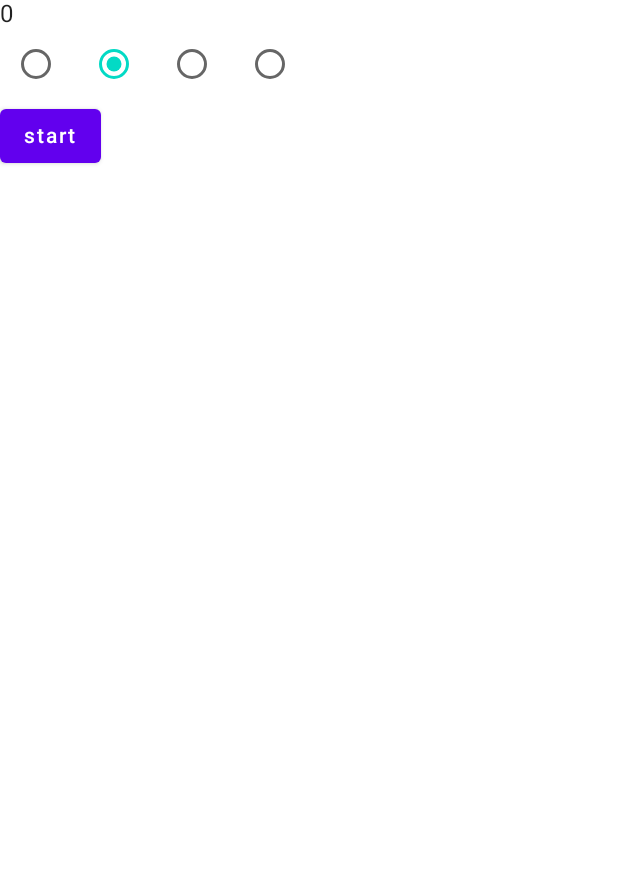
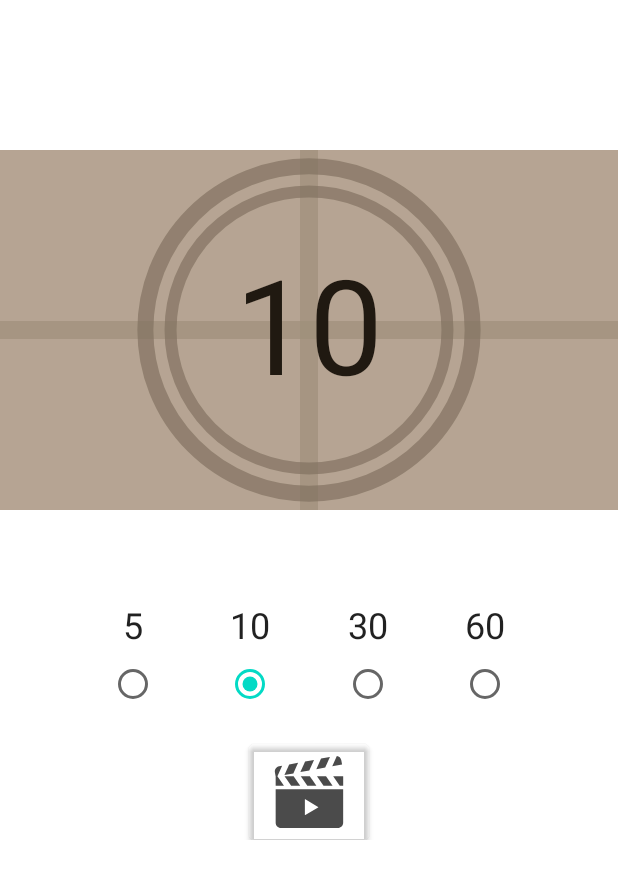
Before and after one commit to iiinaiii/dev-challenge-jetpack-compose, an Android app built with Jetpack Compose: the screen it shows after launch (MainActivity), on a phone screen of 412 x 824 dp. Shown: the top 879 px of the screen. Run offline under Robolectric (Android 15) with nearby library versions, the phone set to English and light mode, and no system bars.

Commit message:
Implements timer ui.

```diff
--- a/app/src/main/java/com/example/androiddevchallenge/MainActivity.kt
+++ b/app/src/main/java/com/example/androiddevchallenge/MainActivity.kt
@@ -31,10 +31,12 @@ class MainActivity : AppCompatActivity() {
         setContent {
             MyTheme {
                 TimerScreen(
-                    selectedTime = timerViewModel.selected,
-                    timerCount = timerViewModel.currentTime,
-                    onStartTimer = timerViewModel::startTimer,
-                    onTimeSelected = timerViewModel::onSelectTime
+                    selectedTime = timerViewModel.selectedTimeSetting,
+                    timerCount = timerViewModel.currentTimeMillis,
+                    timerCountSeconds = timerViewModel.currentTimeSeconds,
+                    onStartTimer = timerViewModel::toggleTimer,
+                    onTimeSelected = timerViewModel::onSelectTime,
+                    isStared = timerViewModel.isStarted
                 )
             }
         }
@@ -46,9 +48,13 @@ class MainActivity : AppCompatActivity() {
 @Composable
 fun LightPreview() {
     MyTheme {
-        TimerScreen(selectedTime = TimeSetting.TIME_30,
-            timerCount = 10,
+        TimerScreen(
+            selectedTime = TimeSetting.TIME_30,
+            timerCount = 1000,
+            timerCountSeconds = 1,
             onStartTimer = {},
-            onTimeSelected = {})
+            onTimeSelected = {},
+            isStared = false
+        )
     }
 }
--- a/app/src/main/java/com/example/androiddevchallenge/TimerScreen.kt
+++ b/app/src/main/java/com/example/androiddevchallenge/TimerScreen.kt
@@ -1,34 +1,50 @@
 package com.example.androiddevchallenge
 
-import android.util.Log
-import androidx.compose.foundation.layout.Column
-import androidx.compose.foundation.layout.Row
-import androidx.compose.foundation.layout.Spacer
-import androidx.compose.foundation.layout.size
+import androidx.compose.foundation.Canvas
+import androidx.compose.foundation.Image
+import androidx.compose.foundation.background
+import androidx.compose.foundation.layout.*
 import androidx.compose.material.Button
+import androidx.compose.material.ButtonDefaults
 import androidx.compose.material.RadioButton
 import androidx.compose.material.Text
 import androidx.compose.runtime.Composable
+import androidx.compose.ui.Alignment
 import androidx.compose.ui.Modifier
+import androidx.compose.ui.draw.clipToBounds
+import androidx.compose.ui.geometry.Offset
+import androidx.compose.ui.geometry.Size
+import androidx.compose.ui.graphics.Color
+import androidx.compose.ui.graphics.drawscope.Fill
+import androidx.compose.ui.graphics.drawscope.Stroke
+import androidx.compose.ui.res.painterResource
+import androidx.compose.ui.text.font.FontFamily
+import androidx.compose.ui.tooling.preview.Preview
 import androidx.compose.ui.unit.dp
+import androidx.compose.ui.unit.sp
+import com.example.androiddevchallenge.ui.theme.*
 
 
 @Composable
 fun TimerScreen(
     selectedTime: TimeSetting,
     timerCount: Long,
+    timerCountSeconds: Int,
     onTimeSelected: (TimeSetting) -> Unit,
-    onStartTimer: (TimeSetting) -> Unit
+    onStartTimer: (TimeSetting) -> Unit,
+    isStared: Boolean
 ) {
-    Log.d("aaa", "TimerScreen Build :selected=${selectedTime}")
-    Log.d("aaa", "TimerScreen Build :count=${timerCount}")
-    Column {
-        TimerLayout(timerCount)
+    Column(horizontalAlignment = Alignment.CenterHorizontally) {
+        Spacer(modifier = Modifier.height(100.dp))
+        TimerLayout(timerCount, timerCountSeconds)
+        Spacer(modifier = Modifier.height(64.dp))
         SettingsLayout(
             selectedTime = selectedTime,
             onTimeSelected = onTimeSelected
         )
+        Spacer(modifier = Modifier.height(16.dp))
         StartButton(
+            isStared = isStared,
             selectedTime = selectedTime,
             onStartTimer = onStartTimer
         )
@@ -37,9 +53,71 @@ fun TimerScreen(
 
 @Composable
 fun TimerLayout(
-    timerCount: Long
+    timerCountMillis: Long,
+    timerCountSeconds: Int
 ) {
-    Text(text = timerCount.toString())
+    val ratio: Float = timerCountMillis % 1000 / 1000f
+    val sweepAngle = 360 * (1 - ratio)
+
+    Box(
+        modifier = Modifier
+            .fillMaxWidth()
+            .background(colorTimerBackground)
+    ) {
+        //Background
+        Canvas(
+            modifier = Modifier
+                .clipToBounds()
+                .fillMaxWidth()
+                .height(240.dp)
+                .align(Alignment.Center)
+        ) {
+            drawLine(
+                color = colorTimerBackgroundLine,
+                start = Offset(size.width / 2f, 0f),
+                end = Offset(size.width / 2f, size.height),
+                strokeWidth = 18f
+            )
+            drawLine(
+                color = colorTimerBackgroundLine,
+                start = Offset(0f, size.height / 2f),
+                end = Offset(size.width, size.height / 2f),
+                strokeWidth = 18f
+            )
+            // Outer circle
+            drawCircle(
+                color = colorTimerBackgroundCircle,
+                style = Stroke(width = 16f),
+                radius = size.minDimension / 2.2f
+            )
+            // Inner circle
+            drawCircle(
+                color = colorTimerBackgroundCircle,
+                style = Stroke(width = 12f),
+                radius = size.minDimension / 2.6f
+            )
+            // Overlay
+            drawArc(
+                color = colorTimerBackgroundOverlay,
+                style = Fill,
+                startAngle = -90f,
+                sweepAngle = sweepAngle,
+                useCenter = true,
+                size = Size(width = 1400f, height = 1400f),
+                topLeft = Offset(-160f, -370f)
+            )
+
+        }
+        // Countdown number
+        Text(
+            text = timerCountSeconds.toString(),
+            color = colorTimerNumber,
+            fontSize = 88.sp,
+            fontFamily = FontFamily.SansSerif,
+            modifier = Modifier
+                .align(Alignment.Center)
+        )
+    }
 }
 
 @Composable
@@ -47,25 +125,85 @@ fun SettingsLayout(
     selectedTime: TimeSetting,
     onTimeSelected: (TimeSetting) -> Unit
 ) {
-    Row {
-        RadioButton(selected = selectedTime == TimeSetting.TIME_5, onClick = { onTimeSelected(TimeSetting.TIME_5) })
+
+    Row(
+        modifier = Modifier
+            .fillMaxWidth(),
+        horizontalArrangement = Arrangement.SpaceEvenly
+    ) {
         Spacer(modifier = Modifier.size(4.dp))
-        RadioButton(selected = selectedTime == TimeSetting.TIME_10, onClick = { onTimeSelected(TimeSetting.TIME_10) })
+        TextRadioButton(
+            text = "5",
+            selected = selectedTime == TimeSetting.TIME_5,
+            onClick = { onTimeSelected(TimeSetting.TIME_5) }
+        )
+        TextRadioButton(
+            text = "10",
+            selected = selectedTime == TimeSetting.TIME_10,
+            onClick = { onTimeSelected(TimeSetting.TIME_10) }
+        )
+        TextRadioButton(
+            text = "30",
+            selected = selectedTime == TimeSetting.TIME_30,
+            onClick = { onTimeSelected(TimeSetting.TIME_30) }
+        )
+        TextRadioButton(
+            text = "60",
+            selected = selectedTime == TimeSetting.TIME_60,
+            onClick = { onTimeSelected(TimeSetting.TIME_60) }
+        )
         Spacer(modifier = Modifier.size(4.dp))
-        RadioButton(selected = selectedTime == TimeSetting.TIME_30, onClick = { onTimeSelected(TimeSetting.TIME_30) })
-        Spacer(modifier = Modifier.size(4.dp))
-        RadioButton(selected = selectedTime == TimeSetting.TIME_60, onClick = { onTimeSelected(TimeSetting.TIME_60) })
-        Spacer(modifier = Modifier.size(4.dp))
+    }
+}
+
+@Composable
+fun TextRadioButton(
+    text: String,
+    selected: Boolean,
+    onClick: () -> Unit,
+) {
+    Column(horizontalAlignment = Alignment.CenterHorizontally) {
+        Text(
+            text = text,
+            fontSize = 24.sp
+        )
+        RadioButton(
+            selected = selected,
+            onClick = onClick
+        )
     }
 }
 
 
 @Composable
 fun StartButton(
+    isStared: Boolean,
     selectedTime: TimeSetting,
     onStartTimer: (TimeSetting) -> Unit
 ) {
-    Button(onClick = { onStartTimer(selectedTime) }) {
-        Text(text = "start")
+    val imageResource = if (isStared) {
+        painterResource(id = R.drawable.ic_pause)
+    } else {
+        painterResource(id = R.drawable.ic_play)
+    }
+
+    Button(
+        onClick = { onStartTimer(selectedTime) },
+        colors = ButtonDefaults.buttonColors(backgroundColor = Color.Transparent),
+    ) {
+        Image(painter = imageResource, contentDescription = null)
     }
 }
+
+@Preview("TimerScreen", widthDp = 360, heightDp = 640)
+@Composable
+fun TimerScreenPreview() {
+    TimerScreen(
+        selectedTime = TimeSetting.TIME_30,
+        timerCount = 1000,
+        timerCountSeconds = 1,
+        onStartTimer = {},
+        onTimeSelected = {},
+        isStared = false
+    )
+}
--- a/app/src/main/java/com/example/androiddevchallenge/TimerViewModel.kt
+++ b/app/src/main/java/com/example/androiddevchallenge/TimerViewModel.kt
@@ -1,40 +1,65 @@
 package com.example.androiddevchallenge
 
 import android.os.CountDownTimer
-import android.util.Log
 import androidx.compose.runtime.getValue
 import androidx.compose.runtime.mutableStateOf
 import androidx.compose.runtime.setValue
 import androidx.lifecycle.ViewModel
 
 class TimerViewModel : ViewModel() {
-    var currentTime by mutableStateOf(0L)
-    var selected by mutableStateOf(TimeSetting.TIME_10)
+    enum class State {
+        BEFORE_START,
+        PAUSE,
+        STARTED
+    }
+
+    var currentState by mutableStateOf(State.BEFORE_START)
+    val isStarted: Boolean
+        get() = currentState == State.STARTED
+    var currentTimeMillis: Long by mutableStateOf(TimeSetting.TIME_10.time.toMillis())
+    val currentTimeSeconds: Int
+        get() = (currentTimeMillis / 1000).toInt()
+    var selectedTimeSetting by mutableStateOf(TimeSetting.TIME_10)
 
     private var timer: CountDownTimer? = null
 
-    fun startTimer(setting: TimeSetting) {
-        Log.d("aaa", "startTimer ")
-        timer = object : CountDownTimer(setting.time.toMillis(), 1000L) {
+    fun toggleTimer(setting: TimeSetting) {
+        if (isStarted) {
+            stopTimer()
+        } else {
+            startTimer(setting)
+        }
+    }
+
+    private fun startTimer(setting: TimeSetting) {
+        val startTime = when (currentState) {
+            State.BEFORE_START -> setting.time.toMillis()
+            State.PAUSE, State.STARTED -> currentTimeMillis
+        }
+
+        timer = object : CountDownTimer(startTime, 30L) {
             override fun onTick(millisUntilFinished: Long) {
-                Log.d("aaa", "onTick :$millisUntilFinished")
-                currentTime = millisUntilFinished
+                currentTimeMillis = millisUntilFinished
             }
 
             override fun onFinish() {
-                Log.d("aaa", "onFinish!!!!! ")
+                currentState = State.BEFORE_START
+                currentTimeMillis = 0
             }
 
         }
         timer?.start()
+        currentState = State.STARTED
+    }
+
+    private fun stopTimer() {
+        timer?.cancel()
+        currentState = State.PAUSE
     }
 
     fun onSelectTime(timeSetting: TimeSetting) {
-        Log.d("aaa", "onSelectTime!!!!! ")
-        selected = timeSetting
-        currentTime = timeSetting.time.toMillis()
+        selectedTimeSetting = timeSetting
+        currentTimeMillis = timeSetting.time.toMillis()
     }
 
-    fun stopTimer() {}
-
 }
--- a/app/src/main/java/com/example/androiddevchallenge/ui/theme/Color.kt
+++ b/app/src/main/java/com/example/androiddevchallenge/ui/theme/Color.kt
@@ -21,3 +21,9 @@ val purple200 = Color(0xFFBB86FC)
 val purple500 = Color(0xFF6200EE)
 val purple700 = Color(0xFF3700B3)
 val teal200 = Color(0xFF03DAC5)
+
+val colorTimerNumber = Color(0xFF201911)
+val colorTimerBackground = Color(0xAA745A41)
+val colorTimerBackgroundOverlay = Color(0x6FCEBCAA)
+val colorTimerBackgroundCircle = Color(0xAA423425)
+val colorTimerBackgroundLine = Color(0xAA796B54)
--- /dev/null
+++ b/app/src/main/res/drawable/ic_pause.xml
@@ -0,0 +1,21 @@
+<vector xmlns:android="http://schemas.android.com/apk/res/android"
+    android:width="48dp"
+    android:height="48dp"
+    android:viewportWidth="512"
+    android:viewportHeight="512">
+    <path
+        android:fillColor="#4B4B4B"
+        android:pathData="M427.886,144.531l46.688,67.484H423.73l-46.703,-67.484h-64.344l46.688,67.484h-50.859l-46.688,-67.484H197.48l46.703,67.484h-50.875l-46.688,-67.484H82.277l46.703,67.484H78.105l-46.688,-67.484l33.672,-74.875l-21.313,3.953c-20.359,3.766 -33.828,23.297 -30.063,43.672l5.234,28.375v66.359V474.5c0,20.719 16.781,37.5 37.5,37.5h404.968c20.719,0 37.5,-16.781 37.5,-37.5V212.016v-67.484H427.886zM416.433,422h-315v-30h315V422zM416.433,317h-315v-30h315V317z" />
+    <path
+        android:fillColor="#4B4B4B"
+        android:pathData="M178.371,48.766l-63.266,11.672l-33.672,74.843l63.281,-11.672z" />
+    <path
+        android:fillColor="#4B4B4B"
+        android:pathData="M291.667,27.844l-63.265,11.687l-33.672,74.844l63.266,-11.687z" />
+    <path
+        android:fillColor="#4B4B4B"
+        android:pathData="M404.964,6.938l-63.281,11.687l-33.656,74.844l63.265,-11.688z" />
+    <path
+        android:fillColor="#4B4B4B"
+        android:pathData="M485.714,30.172c-3,-16.328 -16.188,-28.016 -31.766,-30.172l-32.64,72.563l69.843,-12.875L485.714,30.172z" />
+</vector>
--- /dev/null
+++ b/app/src/main/res/drawable/ic_play.xml
@@ -0,0 +1,36 @@
+<vector xmlns:android="http://schemas.android.com/apk/res/android"
+    android:width="48dp"
+    android:height="48dp"
+    android:viewportWidth="512"
+    android:viewportHeight="512">
+    <path
+        android:fillColor="#4B4B4B"
+        android:pathData="M18.941,474.5c0,20.719 16.781,37.5 37.5,37.5h404.984c20.703,0 37.5,-16.781 37.5,-37.5V235.813H18.941V474.5zM226.675,364v-54.156c0,-0.781 0.422,-1.484 1.078,-1.859c0.672,-0.375 1.484,-0.359 2.141,0.031l90.75,54.172c0.641,0.375 1.031,1.078 1.031,1.813c0,0.75 -0.391,1.453 -1.031,1.828L229.894,420c-0.656,0.406 -1.469,0.422 -2.141,0.031c-0.656,-0.375 -1.078,-1.078 -1.078,-1.859V364z" />
+    <path
+        android:fillColor="#4B4B4B"
+        android:pathData="M82.285,144.531l46.687,67.485l64.328,0l-46.687,-67.485z" />
+    <path
+        android:fillColor="#4B4B4B"
+        android:pathData="M197.472,144.531l46.703,67.485l64.344,0l-46.703,-67.485z" />
+    <path
+        android:fillColor="#4B4B4B"
+        android:pathData="M18.941,212.016h59.156L31.41,144.531l33.672,-74.875l-21.313,3.953C23.41,77.375 9.941,96.906 13.707,117.281l5.234,28.375V212.016z" />
+    <path
+        android:fillColor="#4B4B4B"
+        android:pathData="M312.675,144.531l46.688,67.485l64.359,0l-46.703,-67.485z" />
+    <path
+        android:fillColor="#4B4B4B"
+        android:pathData="M427.894,144.531l46.671,67.485l24.36,0l0,-67.485z" />
+    <path
+        android:fillColor="#4B4B4B"
+        android:pathData="M178.363,48.766l-63.266,11.672l-33.656,74.843l63.266,-11.672z" />
+    <path
+        android:fillColor="#4B4B4B"
+        android:pathData="M291.66,27.844l-63.266,11.687l-33.672,74.844l63.266,-11.687z" />
+    <path
+        android:fillColor="#4B4B4B"
+        android:pathData="M404.957,6.938l-63.282,11.687l-33.656,74.844l63.266,-11.688z" />
+    <path
+        android:fillColor="#4B4B4B"
+        android:pathData="M485.706,30.172c-3,-16.328 -16.188,-28.016 -31.766,-30.172L421.3,72.563l69.859,-12.875L485.706,30.172z" />
+</vector>
```
